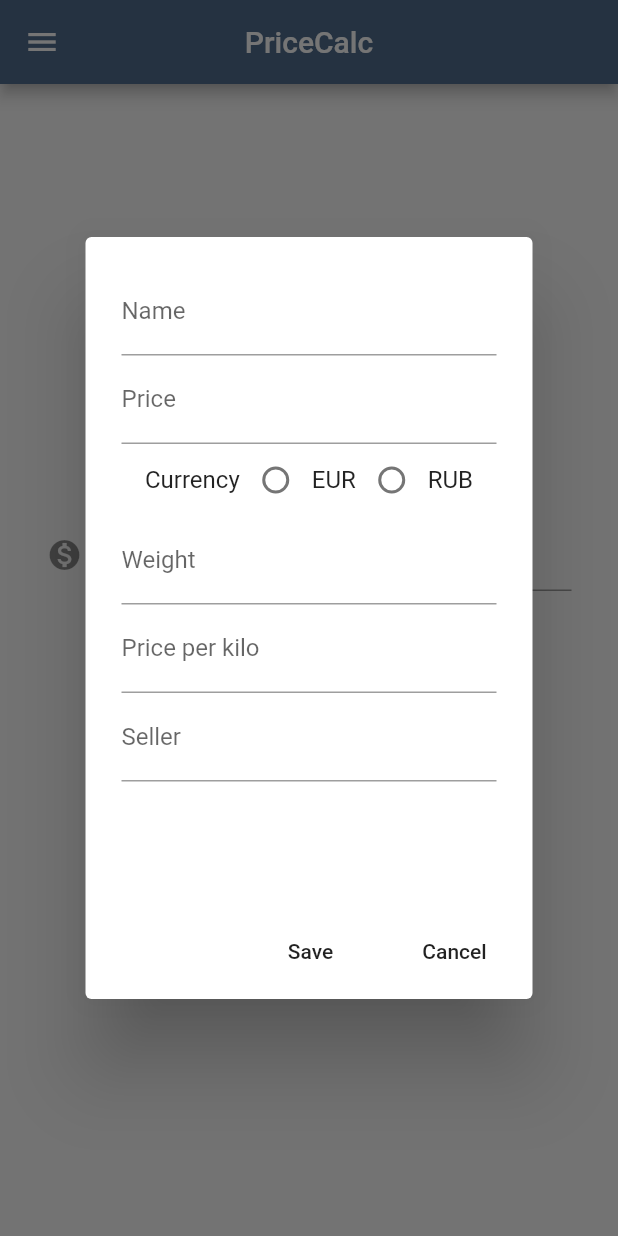
After one commit to irinalim/PriceCalc, a Flutter app: the Home screen opened by its route, after a tap on "Save item", on a phone screen of 412 x 824 dp. The commit adds this screen. Run offline on Flutter 3.47's test engine with Material 2 defaults, Android fonts, the phone set to English and light mode, and no system bars; our stand-ins replace firebase_auth, firebase_database, google_sign_in, modal_progress_hud; missing offline and left inert: dart:ffi; accounts and stored records are empty.

Commit message:
Fix radio buttons in Save Item Dialog

```diff
--- /dev/null
+++ b/lib/Components/SaveItemDialog.dart
@@ -0,0 +1,172 @@
+import 'package:flutter/material.dart';
+import 'package:firebase_database/firebase_database.dart';
+import 'package:PriceCalc/utils/date_formatter.dart';
+import 'package:PriceCalc/Models/item.dart';
+
+class SaveItemDialog extends StatefulWidget {
+  String userId;
+  String price;
+  String weight;
+  String pricePerKilo;
+
+  SaveItemDialog(
+      {Key key,
+      this.userId,
+      this.price,
+      this.weight,
+      this.pricePerKilo})
+      : super(key: key);
+
+  @override
+  _SaveItemDialogState createState() => _SaveItemDialogState();
+}
+
+class _SaveItemDialogState extends State<SaveItemDialog> {
+  final GlobalKey<FormState> formKey = GlobalKey<FormState>();
+  final FirebaseDatabase database = FirebaseDatabase.instance;
+  DatabaseReference databaseReference;
+  Item item = Item("", 0, 0, 0, "", "", "");
+  int radioValue;
+  String currency;
+
+  void handleRadioValueChanged(int value) {
+    setState(() {
+      radioValue = value;
+    });
+  }
+
+  void handleSubmit() {
+    final FormState form = formKey.currentState;
+    if (form.validate()) {
+      form.save();
+      form.reset();
+      databaseReference.push().set(item.toJson());
+    }
+  }
+
+  @override
+  void initState() {
+    super.initState();
+    databaseReference = database.reference().child("items").child(widget.userId);
+  }
+
+  @override
+  Widget build(BuildContext context) {
+    String currency = radioValue == 0 ? "EUR" : "RUB";
+    return Center(
+      child: AlertDialog(
+        content: Container(
+          height: 400,
+          width: 250,
+          child: ListView(
+            children: <Widget>[
+              Form(
+                key: formKey,
+                child: Container(
+                  child: Column(
+                    children: <Widget>[
+                      TextFormField(
+                        decoration: const InputDecoration(
+                          hintText: 'Bread',
+                          labelText: 'Name',
+                        ),
+                        initialValue: '',
+                        onSaved: (val) {
+                          print(item);
+                          item.dateAdded = dateFormatted();
+                          item.name = val;
+                          item.currency = currency;
+                        },
+                        validator: (val) => val == "" ? val : null,
+                      ),
+                      TextFormField(
+                        keyboardType: TextInputType.number,
+                        initialValue: widget.price,
+                        decoration: const InputDecoration(
+                          hintText: 'Enter price',
+                          labelText: 'Price',
+                        ),
+                        onSaved: (val) {
+                          item.price = double.parse(val);
+                        },
+                        validator: (val) => val == "" ? val : null,
+                      ),
+                      Row(
+                        mainAxisAlignment: MainAxisAlignment.center,
+                        children: <Widget>[
+                          Text("Currency"),
+                          Radio<int>(
+                            value: 0,
+                            groupValue: radioValue,
+                            onChanged: handleRadioValueChanged,
+                          ),
+                          Text('EUR'),
+                          Radio<int>(
+                            value: 1,
+                            groupValue: radioValue,
+                            onChanged: handleRadioValueChanged,
+                          ),
+                          Text('RUB')
+                        ],
+                      ),
+                      TextFormField(
+                        keyboardType: TextInputType.number,
+                        decoration: const InputDecoration(
+                          hintText: 'Enter weight',
+                          labelText: 'Weight',
+                          suffixText: "g",
+                        ),
+                        initialValue: widget.weight,
+                        onSaved: (val) {
+                          item.weight = double.parse(val);
+                        },
+                        validator: (val) => val == "" ? val : null,
+                      ),
+                      TextFormField(
+                        keyboardType: TextInputType.number,
+                        decoration: const InputDecoration(
+                          hintText: 'Price per kilo',
+                          labelText: 'Price per kilo',
+                        ),
+                        initialValue: widget.pricePerKilo,
+                        onSaved: (val) {
+                          item.pricePerKilo = double.parse(val);
+                        },
+                        validator: (val) => val == "" ? val : null,
+                      ),
+                      TextFormField(
+                        decoration: const InputDecoration(
+                          hintText: 'Lidl',
+                          labelText: 'Seller',
+                        ),
+                        initialValue: '',
+                        onSaved: (val) {
+                          item.seller = val;
+                        },
+                        validator: (val) => val == "" ? val : null,
+                      ),
+                    ],
+                  ),
+                ),
+              ),
+            ],
+          ),
+        ),
+        actions: <Widget>[
+          FlatButton(
+            color: Colors.white,
+            onPressed: () {
+              handleSubmit();
+              Navigator.pop(context);
+            },
+            child: Text("Save"),
+          ),
+          FlatButton(
+            onPressed: () => Navigator.pop(context),
+            child: Text("Cancel"),
+          )
+        ],
+      ),
+    );
+  }
+}
```
Also changed, not shown: lib/Components/Home.dart (+15 -143 lines), lib/Components/SavedItems.dart (+10 -7 lines).
